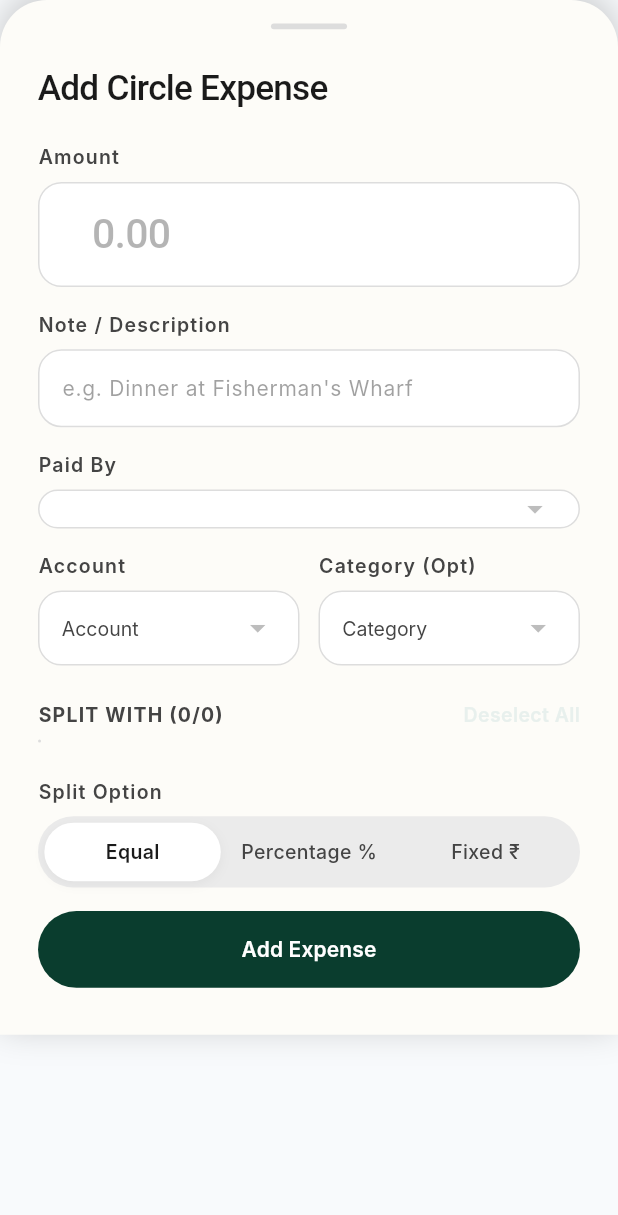
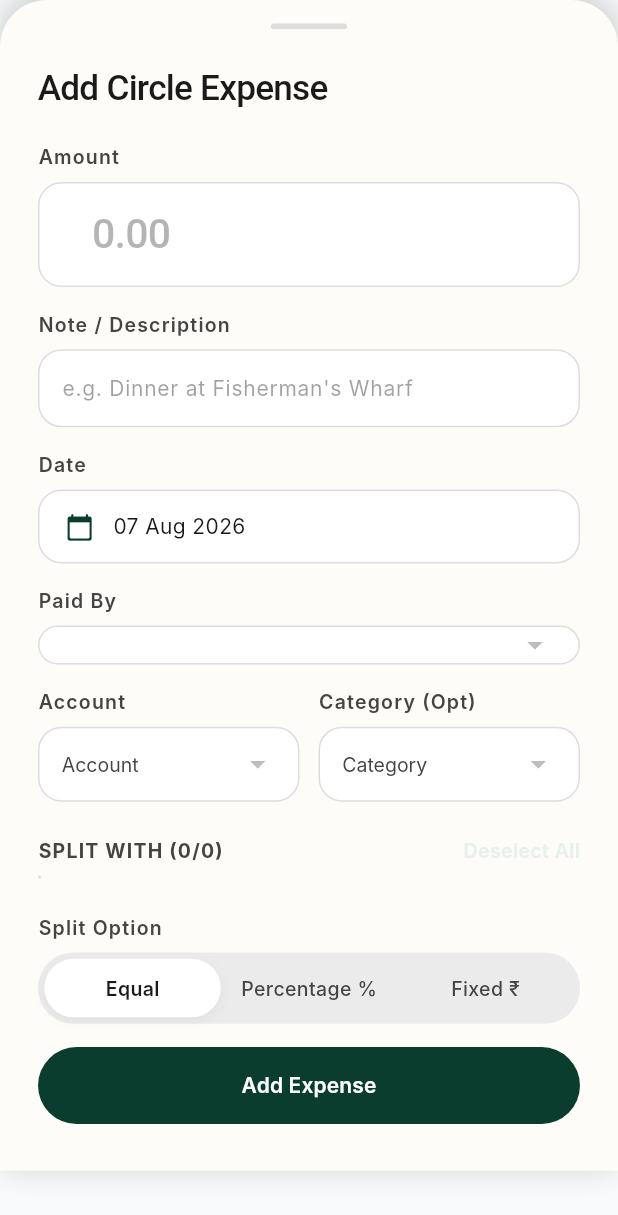
Before and after one commit to Nautilus-Techlabs/expense_tracker, a Flutter app: the AddCircleExpenseBottomSheet widget shown alone on an empty page, opened directly with empty values, on a phone screen of 412 x 824 dp. Shown: the top 1215 px of the screen. Run offline on Flutter 3.47's test engine with Material 3 defaults, Android fonts, the phone set to English and light mode, and no system bars; our stand-ins replace app_links, connectivity_plus, either_dart, firebase_core, firebase_crashlytics, flutter_riverpod and 6 more; accounts and stored records are empty; network calls fail; Roboto replaces fonts that are missing (Inter, PlayfairDisplay).

Commit message:
Circle transactions: payload, UI & invite dialog

```diff
--- a/lib/features/auth/views/signin_screen.dart
+++ b/lib/features/auth/views/signin_screen.dart
@@ -246,7 +246,7 @@ class _SignInScreenState extends ConsumerState<SignInScreen> {
 
           // ── Bottom: link + button ──
           Padding(
-            padding: EdgeInsets.fromLTRB(24.w, 12.h, 24.w, 24.h),
+            padding: EdgeInsets.fromLTRB(24.w, 12.h, 24.w, 24.h + MediaQuery.of(context).padding.bottom),
             child: Column(
               children: [
                 Center(
--- a/lib/features/auth/views/signup_screen.dart
+++ b/lib/features/auth/views/signup_screen.dart
@@ -262,7 +262,7 @@ class _SignUpScreenState extends ConsumerState<SignUpScreen> {
 
           // ── Bottom: link + button ──
           Padding(
-            padding: EdgeInsets.fromLTRB(24.w, 12.h, 24.w, 24.h),
+            padding: EdgeInsets.fromLTRB(24.w, 12.h, 24.w, 24.h + MediaQuery.of(context).padding.bottom),
             child: Column(
               children: [
                 Center(
--- a/lib/features/auth/views/welcome_screen.dart
+++ b/lib/features/auth/views/welcome_screen.dart
@@ -115,7 +115,7 @@ class WelcomeScreen extends StatelessWidget {
                 ),
               ),
             ),
-            UIHelpers.verticalSpace(24),
+            SizedBox(height: 24.h + MediaQuery.of(context).padding.bottom),
           ],
         ),
       ),
--- /dev/null
+++ b/lib/features/circle/models/circle_transaction_payload.dart
@@ -0,0 +1,69 @@
+import 'package:json_annotation/json_annotation.dart';
+
+part 'circle_transaction_payload.g.dart';
+
+@JsonSerializable()
+class CircleTransactionPayload {
+  @JsonKey(name: "p_circle_id")
+  final int circleId;
+
+  @JsonKey(name: "p_account_id")
+  final int accountId;
+
+  @JsonKey(name: "p_category_id")
+  final int categoryId;
+
+  @JsonKey(name: "p_type")
+  final String type;
+
+  @JsonKey(name: "p_amount")
+  final double amount;
+
+  @JsonKey(name: "p_note")
+  final String? note;
+
+  @JsonKey(name: "p_txn_date")
+  final String txnDate;
+
+  @JsonKey(name: "p_splits")
+  final List<CircleSplitModel> splits;
+
+  const CircleTransactionPayload({
+    required this.circleId,
+    required this.accountId,
+    required this.categoryId,
+    required this.type,
+    required this.amount,
+    this.note,
+    required this.txnDate,
+    required this.splits,
+  });
+
+  factory CircleTransactionPayload.fromJson(Map<String, dynamic> json) =>
+      _$CircleTransactionPayloadFromJson(json);
+
+  Map<String, dynamic> toJson() => _$CircleTransactionPayloadToJson(this);
+}
+
+@JsonSerializable()
+class CircleSplitModel {
+  @JsonKey(name: "user_id")
+  final int userId;
+
+  @JsonKey(name: "split_type")
+  final String splitType;
+
+  @JsonKey(name: "split_value")
+  final double? splitValue;
+
+  const CircleSplitModel({
+    required this.userId,
+    required this.splitType,
+    this.splitValue,
+  });
+
+  factory CircleSplitModel.fromJson(Map<String, dynamic> json) =>
+      _$CircleSplitModelFromJson(json);
+
+  Map<String, dynamic> toJson() => _$CircleSplitModelToJson(this);
+}
--- a/lib/features/circle/views/circle_details_screen.dart
+++ b/lib/features/circle/views/circle_details_screen.dart
@@ -305,7 +305,7 @@ class _CircleDetailsScreenState extends ConsumerState<CircleDetailsScreen> {
 
                 // ── Fixed Bottom Actions ──
                 Container(
-                  padding: EdgeInsets.fromLTRB(24.w, 16.h, 24.w, 16.h),
+                  padding: EdgeInsets.fromLTRB(24.w, 16.h, 24.w, 16.h + MediaQuery.of(context).padding.bottom),
                   decoration: BoxDecoration(
                     color: context.colors.background,
                     border: Border(
--- a/lib/features/circle/widgets/add_circle_expense_bottom_sheet.dart
+++ b/lib/features/circle/widgets/add_circle_expense_bottom_sheet.dart
@@ -4,6 +4,7 @@ import 'package:expense_tracker/core/utils/ui_helpers.dart';
 import 'package:expense_tracker/data/repositories/supabase_provider.dart';
 import 'package:expense_tracker/features/auth/viewmodels/auth_notifier.dart';
 import 'package:expense_tracker/features/circle/models/circle_details_screen_model.dart';
+import 'package:expense_tracker/features/circle/models/circle_transaction_payload.dart';
 import 'package:expense_tracker/features/circle/viewmodels/add_circle_expense_form_notifier.dart';
 import 'package:expense_tracker/features/circle/viewmodels/circle_details_notifier.dart';
 import 'package:expense_tracker/features/personal_expenses/viewmodels/account_notifier.dart';
@@ -12,6 +13,7 @@ import 'package:flutter/material.dart';
 import 'package:flutter_riverpod/flutter_riverpod.dart';
 import 'package:flutter_screenutil/flutter_screenutil.dart';
 import 'package:go_router/go_router.dart';
+import 'package:intl/intl.dart';
 
 void showAddCircleExpenseBottomSheet({
   required BuildContext context,
@@ -49,6 +51,8 @@ class _AddCircleExpenseBottomSheetState
   final _amountController = TextEditingController();
   final _noteController = TextEditingController();
 
+  DateTime _selectedDate = DateTime.now();
+
   // Controllers for per-member custom inputs (percentage or fixed amount)
   final Map<int, TextEditingController> _memberSplitControllers = {};
 
@@ -76,31 +80,77 @@ class _AddCircleExpenseBottomSheetState
         .toList();
   }
 
-  dynamic _buildSplitsJson(
+  Future<void> _pickDate(BuildContext context, bool isDark) async {
+    final picked = await showDatePicker(
+      context: context,
+      initialDate: _selectedDate,
+      firstDate: DateTime(2000),
+      lastDate: DateTime(2101),
+      builder: (context, child) {
+        return Theme(
+          data: Theme.of(context).copyWith(
+            colorScheme: isDark
+                ? const ColorScheme.dark(
+                    primary: AppColors.primary,
+                    onPrimary: Colors.white,
+                    surface: AppColors.cardDark,
+                    onSurface: Colors.white,
+                  )
+                : const ColorScheme.light(
+                    primary: AppColors.primary,
+                    onPrimary: Colors.white,
+                    surface: Colors.white,
+                    onSurface: Colors.black,
+                  ),
+          ),
+          child: child!,
+        );
+      },
+    );
+    if (picked != null) {
+      setState(() => _selectedDate = picked);
+    }
+  }
+
+  List<CircleSplitModel> _buildSplitsJson(
     double totalAmount,
     SplitType splitType,
     Set<int> includedMemberIds,
   ) {
     final activeMembers = _includedMembers(includedMemberIds);
     if (splitType == SplitType.equal) {
-      // Equal split: array of included member user_ids
-      return activeMembers.map((m) => m.userId).toList();
+      // Equal split
+      return activeMembers
+          .map((m) => CircleSplitModel(userId: m.userId, splitType: 'equal'))
+          .toList();
     } else if (splitType == SplitType.percentage) {
-      // Percentage split: list of maps for included members
-      final List<Map<String, dynamic>> splits = [];
+      // Percentage split
+      final List<CircleSplitModel> splits = [];
       for (final m in activeMembers) {
         final pctStr = _memberSplitControllers[m.userId]?.text.trim() ?? '0';
         final pct = double.tryParse(pctStr) ?? 0.0;
-        splits.add({'user_id': m.userId, 'percentage': pct});
+        splits.add(
+          CircleSplitModel(
+            userId: m.userId,
+            splitType: 'percentage',
+            splitValue: pct,
+          ),
+        );
       }
       return splits;
     } else {
-      // Fixed amount split: list of maps for included members
-      final List<Map<String, dynamic>> splits = [];
+      // Fixed amount split
+      final List<CircleSplitModel> splits = [];
       for (final m in activeMembers) {
         final amtStr = _memberSplitControllers[m.userId]?.text.trim() ?? '0';
         final amt = double.tryParse(amtStr) ?? 0.0;
-        splits.add({'user_id': m.userId, 'amount': amt});
+        splits.add(
+          CircleSplitModel(
+            userId: m.userId,
+            splitType: 'fixed',
+            splitValue: amt,
+          ),
+        );
       }
       return splits;
     }
@@ -197,21 +247,19 @@ class _AddCircleExpenseBottomSheetState
       formState.splitType,
       formState.includedMemberIds,
     );
-    final note = _noteController.text.trim().isEmpty
-        ? null
-        : _noteController.text.trim();
 
     final result = await ref
         .read(supabaseHelperProvider)
         .createCircleTransaction(
-          circleId: widget.circleId,
-          accountId: formState.selectedAccountId!,
-          amount: totalAmount,
-          paidByUserId: formState.paidByUserId,
-          splits: splitsPayload,
-          type: 'expense',
-          note: note,
-          categoryId: formState.selectedCategoryId,
+          payload: CircleTransactionPayload(
+            circleId: widget.circleId,
+            accountId: formState.selectedAccountId!,
+            categoryId: formState.selectedCategoryId!,
+            type: 'expense',
+            amount: totalAmount,
+            txnDate: _selectedDate.toIso8601String().split('T').first,
+            splits: splitsPayload,
+          ),
         );
 
     formNotifier.setSubmitting(false);
@@ -438,6 +486,48 @@ class _AddCircleExpenseBottomSheetState
                       focusedBorder: OutlineInputBorder(
                         borderRadius: BorderRadius.circular(16.r),
                         borderSide: const BorderSide(color: AppColors.primary),
+                      ),
+                    ),
+                  ),
+                  UIHelpers.verticalSpace(16),
+
+                  // Date Picker
+                  Text(
+                    'Date',
+                    style: context.appTexts.bodySmall.copyWith(
+                      color: context.colors.textSecondary,
+                      fontWeight: FontWeight.w600,
+                      letterSpacing: 0.8,
+                    ),
+                  ),
+                  UIHelpers.verticalSpace(8),
+                  GestureDetector(
+                    onTap: () => _pickDate(context, isDark),
+                    child: Container(
+                      padding: EdgeInsets.symmetric(
+                        horizontal: 16.w,
+                        vertical: 14.h,
+                      ),
+                      decoration: BoxDecoration(
+                        color: context.colors.card,
+                        borderRadius: BorderRadius.circular(16.r),
+                        border: Border.all(color: context.colors.border),
+                      ),
+                      child: Row(
+                        children: [
+                          Icon(
+                            Icons.calendar_today_rounded,
+                            size: 20.sp,
+                            color: AppColors.primary,
+                          ),
+                          UIHelpers.horizontalSpace(12),
+                          Text(
+                            DateFormat('dd MMM yyyy').format(_selectedDate),
+                            style: context.appTexts.bodyMedium.copyWith(
+                              color: context.colors.textPrimary,
+                            ),
+                          ),
+                        ],
                       ),
                     ),
                   ),
--- a/lib/features/personal_expenses/models/transaction_payload.dart
+++ b/lib/features/personal_expenses/models/transaction_payload.dart
@@ -31,9 +31,6 @@ class TransactionPayload {
   @JsonKey(name: 'is_reimbursement')
   final bool isReimbursement;
 
-  @JsonKey(name: 'paid_by_user_id')
-  final int paidByUserId;
-
   @JsonKey(name: 'reimbursement_ref_id')
   final int? reimbursementRefId;
   @JsonKey(name: 'is_deleted')
@@ -49,7 +46,6 @@ class TransactionPayload {
     this.circleId,
     required this.type,
     required this.amount,
-    required this.paidByUserId,
     this.note,
     this.txnDate,
     this.isCircleTransaction = false,
--- a/lib/features/personal_expenses/widgets/edit_transaction_sheet.dart
+++ b/lib/features/personal_expenses/widgets/edit_transaction_sheet.dart
@@ -95,7 +95,6 @@ class _EditTransactionSheetState extends ConsumerState<EditTransactionSheet> {
       isCircleTransaction: widget.transaction.isCircleTransaction,
       isReimbursement: widget.transaction.isReimbursement,
       isDeleted: widget.transaction.isDeleted,
-      paidByUserId: widget.transaction.userId,
     );
 
     final success = await ref
--- a/pubspec.yaml
+++ b/pubspec.yaml
@@ -57,6 +57,7 @@ dependencies:
   firebase_analytics: ^12.4.6
   app_links: ^7.2.1
 
+  collection: any
 dev_dependencies:
   rename: ^3.1.0
   json_serializable: ^6.14.1
```
Also changed, not shown: lib/data/remote/supabase/supabase_helper.dart (+10 -21 lines), lib/features/circle/views/circles_screen.dart (+1 -23 lines), lib/features/circle/widgets/join_circle_dialog.dart (added, +378 -0 lines), lib/features/personal_expenses/views/add_transaction_screen.dart (+12 -3 lines), lib/features/circle/models/circle_transaction_payload.g.dart (added), lib/features/personal_expenses/models/transaction_payload.g.dart, pubspec.lock.
